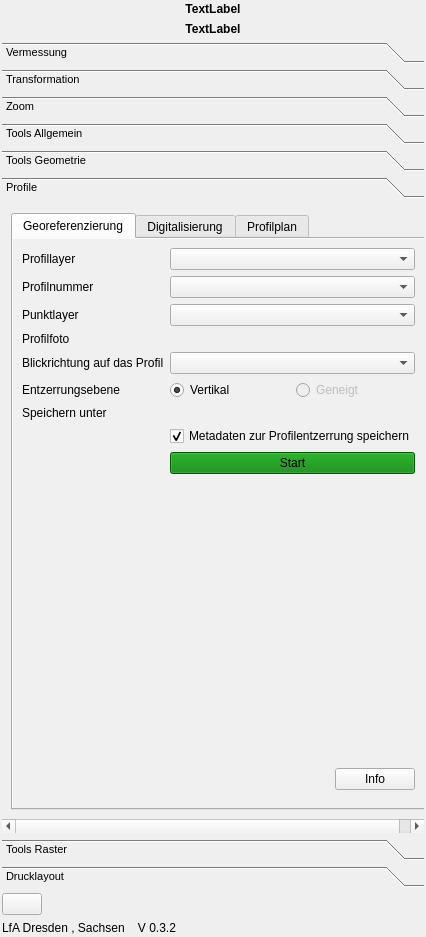
Old version of the form t2g_arch_dockwidget_base.ui in the repository Landesamt-fuer-Archaeologie-Sachsen/Tachy2GIS_arch.
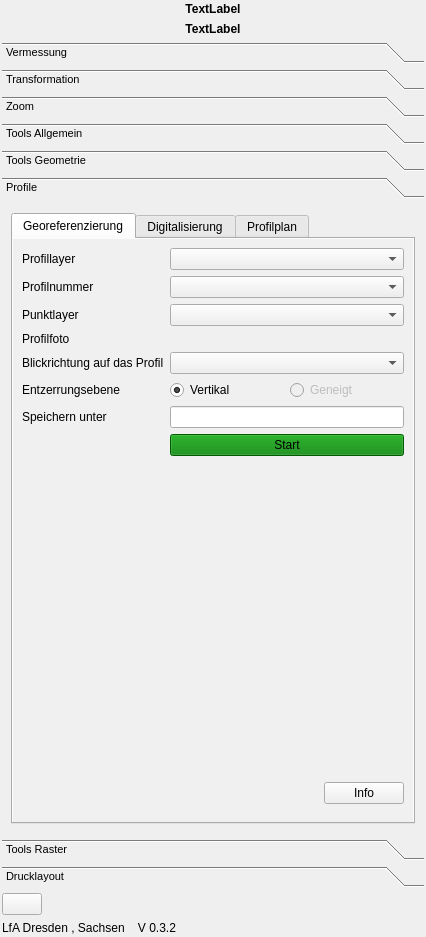
New version of the form. The open tabs and pages were chosen to show the change. Icons and pictures are not drawn. Custom widgets are drawn as their Qt base class.

Commit message: profile subfolders

```diff
--- a/t2g_arch_dockwidget_base.ui
+++ b/t2g_arch_dockwidget_base.ui
@@ -2205,19 +2205,9 @@
              </widget>
             </item>
             <item row="10" column="1">
-             <widget class="QgsFileWidget" name="profileSaveComboGeoref"/>
+             <widget class="QLineEdit" name="profileTargetName"/>
             </item>
             <item row="11" column="1">
-             <widget class="QCheckBox" name="metaProfileCheckbox">
-              <property name="text">
-               <string>Metadaten zur Profilentzerrung speichern</string>
-              </property>
-              <property name="checked">
-               <bool>true</bool>
-              </property>
-             </widget>
-            </item>
-            <item row="12" column="1">
              <widget class="QPushButton" name="startGeoreferencingBtn">
               <property name="styleSheet">
                <string notr="true">background-color : green</string>
@@ -2227,7 +2217,7 @@
               </property>
              </widget>
             </item>
-            <item row="13" column="1">
+            <item row="12" column="1">
              <spacer name="verticalSpacer_4">
               <property name="orientation">
                <enum>Qt::Vertical</enum>
@@ -2243,7 +2233,7 @@
               </property>
              </spacer>
             </item>
-            <item row="14" column="1">
+            <item row="13" column="1">
              <layout class="QHBoxLayout" name="horizontalLayout_6">
               <property name="topMargin">
                <number>9</number>
```
Left out of the diff: 50 changed lines with no effect on the pictures. The commit also changes 3 other files.
